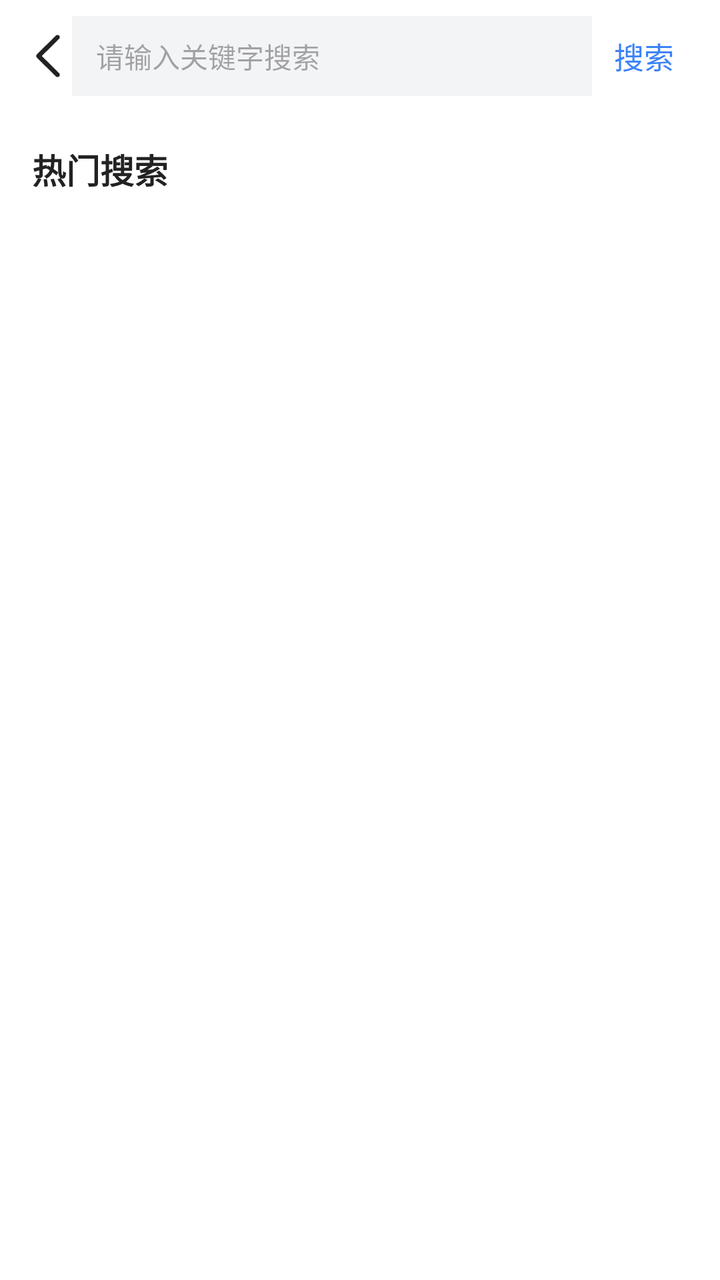
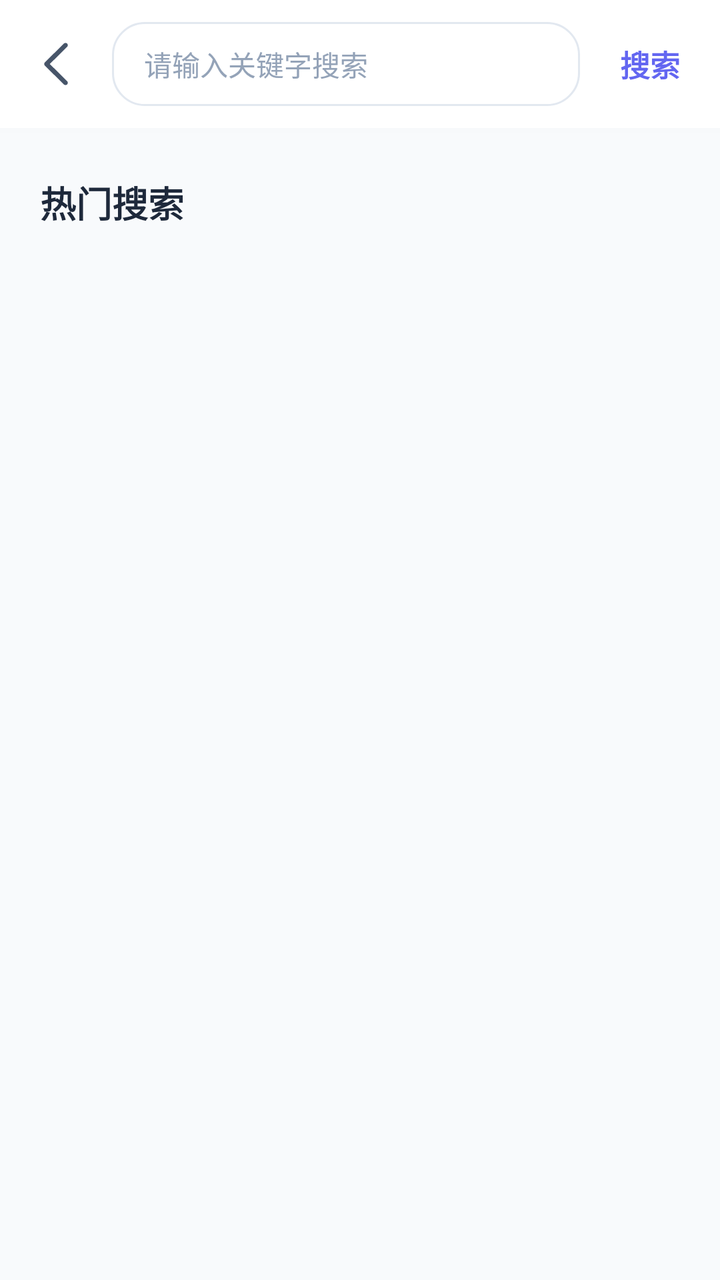

An Android layout rendered at two revisions. The XML below is the earlier revision; the diff shows what the commit changed to produce the second picture.
<!-- AndroidManifest.xml: application theme Theme.WanAndroidByYohen -->
<!-- res/layout/fragment_search.xml -->
<?xml version="1.0" encoding="utf-8"?>
<FrameLayout xmlns:android="http://schemas.android.com/apk/res/android"
    android:layout_width="match_parent"
    android:layout_height="match_parent"
    xmlns:app="http://schemas.android.com/apk/res-auto">

    <LinearLayout
        android:id="@+id/content_group"
        android:layout_width="match_parent"
        android:layout_height="match_parent"
        android:orientation="vertical"
        android:background="#FFFFFF">

        <LinearLayout
            android:id="@+id/layout_search_bar"
            android:layout_width="match_parent"
            android:layout_height="56dp"
            android:gravity="center_vertical"
            android:orientation="horizontal"
            android:paddingStart="12dp"
            android:paddingEnd="12dp">

            <ImageView
                android:id="@+id/btn_back"
                android:layout_width="24dp"
                android:layout_height="24dp"
                android:gravity="center"
                android:src="@drawable/ic_back"
                android:scaleType="centerInside"
                app:tint="#222222" />

            <EditText
                android:id="@+id/et_keyword"
                android:layout_width="0dp"
                android:layout_height="40dp"
                android:layout_weight="1"
                android:background="#F3F4F6"
                android:hint="请输入关键字搜索"
                android:imeOptions="actionSearch"
                android:inputType="text"
                android:paddingStart="12dp"
                android:paddingEnd="12dp"
                android:singleLine="true"
                android:textColor="#222222"
                android:textSize="14sp" />

            <TextView
                android:id="@+id/tv_search"
                android:layout_width="52dp"
                android:layout_height="40dp"
                android:gravity="center"
                android:text="搜索"
                android:textColor="#3B82F6"
                android:textSize="15sp" />

        </LinearLayout>

        <LinearLayout
            android:id="@+id/layout_hot_key"
            android:layout_width="match_parent"
            android:layout_height="wrap_content"
            android:orientation="vertical"
            android:padding="16dp">

            <TextView
                android:id="@+id/tv_hot_key_title"
                android:layout_width="match_parent"
                android:layout_height="wrap_content"
                android:text="热门搜索"
                android:textColor="#222222"
                android:textSize="17sp"
                android:textStyle="bold" />

            <androidx.recyclerview.widget.RecyclerView
                android:id="@+id/rv_hot_keys"
                android:layout_width="match_parent"
                android:layout_height="wrap_content"
                android:layout_marginTop="12dp"
                android:nestedScrollingEnabled="false" />

        </LinearLayout>

        <androidx.swiperefreshlayout.widget.SwipeRefreshLayout
            android:id="@+id/swipe_refresh"
            android:layout_width="match_parent"
            android:layout_height="0dp"
            android:layout_weight="1"
            android:visibility="gone">

            <androidx.recyclerview.widget.RecyclerView
                android:id="@+id/rv_articles"
                android:layout_width="match_parent"
                android:layout_height="match_parent"
                android:clipToPadding="false"
                android:padding="12dp" />

        </androidx.swiperefreshlayout.widget.SwipeRefreshLayout>

    </LinearLayout>

    <TextView
        android:id="@+id/tv_state"
        android:layout_width="wrap_content"
        android:layout_height="wrap_content"
        android:layout_gravity="center"
        android:text="加载中..."
        android:textSize="16sp"
        android:visibility="gone" />

</FrameLayout>
<!-- resources referenced by this layout -->
<resources>
  <!-- drawable ic_back (drawable) -->
  <vector xmlns:android="http://schemas.android.com/apk/res/android"
      android:height="48dp"
      android:viewportHeight="1024"
      android:viewportWidth="1024"
      android:width="48dp">
  
      <path android:fillColor="#FF000000"
          android:pathData="M714.8,962c-12.5,0 -25.1,
          -4.7 -34.7,-14.2L274.5,547.1c-9.4,-9.3 -14.7,
          -21.9 -14.7,-35.1s5.3,-25.8 14.7,-35.1L680.1,
          76.3c19.4,-19.2 50.7,-19 69.8,0.4 19.2,19.4 19,
          50.6 -0.4,69.8L379.4,512l370.1,365.5c19.4,19.2 19.6,
          50.4 0.4,69.8C740.3,957.1 727.6,962 714.8,962z"/>
  
  </vector>
  <style name="Theme.WanAndroidByYohen" parent="Base.Theme.WanAndroidByYohen" />
  <style name="Base.Theme.WanAndroidByYohen" parent="Theme.Material3.DayNight.NoActionBar">
          
          
      </style>
</resources>

<!-- the commit's change to res/layout/fragment_search.xml (unified diff, before → after) -->
@@ -1,110 +1,133 @@
 <?xml version="1.0" encoding="utf-8"?>
-<FrameLayout xmlns:android="http://schemas.android.com/apk/res/android"
+<LinearLayout xmlns:android="http://schemas.android.com/apk/res/android"
+    xmlns:app="http://schemas.android.com/apk/res-auto"
+    xmlns:tools="http://schemas.android.com/tools"
+    android:id="@+id/content_group"
     android:layout_width="match_parent"
     android:layout_height="match_parent"
-    xmlns:app="http://schemas.android.com/apk/res-auto">
+    android:background="#F8FAFC"
+    android:orientation="vertical">
 
-    <LinearLayout
-        android:id="@+id/content_group"
+    <androidx.constraintlayout.widget.ConstraintLayout
+        android:id="@+id/layout_search_bar"
         android:layout_width="match_parent"
-        android:layout_height="match_parent"
-        android:orientation="vertical"
-        android:background="#FFFFFF">
+        android:layout_height="64dp"
+        android:background="#FFFFFF"
+        android:elevation="4dp"
+        android:outlineAmbientShadowColor="#11000000"
+        android:outlineSpotShadowColor="#11000000"
+        tools:targetApi="28">
+
+        <ImageView
+            android:id="@+id/btn_back"
+            android:layout_width="48dp"
+            android:layout_height="48dp"
+            android:layout_marginStart="4dp"
+            android:background="?attr/selectableItemBackgroundBorderless"
+            android:clickable="true"
+            android:focusable="true"
+            android:padding="12dp"
+            android:src="@drawable/ic_back"
+            app:layout_constraintBottom_toBottomOf="parent"
+            app:layout_constraintStart_toStartOf="parent"
+            app:layout_constraintTop_toTopOf="parent"
+            app:tint="#475569" />
+
+        <EditText
+            android:id="@+id/et_keyword"
+            android:layout_width="0dp"
+            android:layout_height="42dp"
+            android:layout_marginStart="4dp"
+            android:layout_marginEnd="12dp"
+            android:background="@drawable/selector_input_bg"
+            android:hint="请输入关键字搜索"
+            android:imeOptions="actionSearch"
+            android:inputType="text"
+            android:paddingHorizontal="16dp"
+            android:singleLine="true"
+            android:textColor="#1E293B"
+            android:textColorHint="#94A3B8"
+            android:textSize="14sp"
+            app:layout_constraintBottom_toBottomOf="parent"
+            app:layout_constraintEnd_toStartOf="@+id/tv_search"
+            app:layout_constraintStart_toEndOf="@+id/btn_back"
+            app:layout_constraintTop_toTopOf="parent" />
+
+        <TextView
+            android:id="@+id/tv_search"
+            android:layout_width="wrap_content"
+            android:layout_height="48dp"
+            android:layout_marginEnd="12dp"
+            android:background="?attr/selectableItemBackgroundBorderless"
+            android:clickable="true"
+            android:focusable="true"
+            android:gravity="center"
+            android:paddingHorizontal="8dp"
+            android:text="搜索"
+            android:textColor="#6366F1"
+            android:textSize="15sp"
+            android:textStyle="bold"
+            app:layout_constraintBottom_toBottomOf="parent"
+            app:layout_constraintEnd_toEndOf="parent"
+            app:layout_constraintTop_toTopOf="parent" />
+
+    </androidx.constraintlayout.widget.ConstraintLayout>
+
+    <androidx.core.widget.NestedScrollView
+        android:id="@+id/layout_hot_key"
+        android:layout_width="match_parent"
+        android:layout_height="0dp"
+        android:layout_weight="1"
+        android:fillViewport="true">
 
         <LinearLayout
-            android:id="@+id/layout_search_bar"
-            android:layout_width="match_parent"
-            android:layout_height="56dp"
-            android:gravity="center_vertical"
-            android:orientation="horizontal"
-            android:paddingStart="12dp"
-            android:paddingEnd="12dp">
-
-            <ImageView
-                android:id="@+id/btn_back"
-                android:layout_width="24dp"
-                android:layout_height="24dp"
-                android:gravity="center"
-                android:src="@drawable/ic_back"
-                android:scaleType="centerInside"
-                app:tint="#222222" />
-
-            <EditText
-                android:id="@+id/et_keyword"
-                android:layout_width="0dp"
-                android:layout_height="40dp"
-                android:layout_weight="1"
-                android:background="#F3F4F6"
-                android:hint="请输入关键字搜索"
-                android:imeOptions="actionSearch"
-                android:inputType="text"
-                android:paddingStart="12dp"
-                android:paddingEnd="12dp"
-                android:singleLine="true"
-                android:textColor="#222222"
-                android:textSize="14sp" />
-
-            <TextView
-                android:id="@+id/tv_search"
-                android:layout_width="52dp"
-                android:layout_height="40dp"
-                android:gravity="center"
-                android:text="搜索"
-                android:textColor="#3B82F6"
-                android:textSize="15sp" />
-
-        </LinearLayout>
-
-        <LinearLayout
-            android:id="@+id/layout_hot_key"
             android:layout_width="match_parent"
             android:layout_height="wrap_content"
             android:orientation="vertical"
-            android:padding="16dp">
+            android:paddingHorizontal="20dp"
+            android:paddingTop="24dp">
 
             <TextView
                 android:id="@+id/tv_hot_key_title"
                 android:layout_width="match_parent"
                 android:layout_height="wrap_content"
                 android:text="热门搜索"
-                android:textColor="#222222"
-                android:textSize="17sp"
+                android:textColor="#1E293B"
+                android:textSize="18sp"
                 android:textStyle="bold" />
 
             <androidx.recyclerview.widget.RecyclerView
                 android:id="@+id/rv_hot_keys"
                 android:layout_width="match_parent"
                 android:layout_height="wrap_content"
-                android:layout_marginTop="12dp"
+                android:layout_marginTop="10dp"
                 android:nestedScrollingEnabled="false" />
 
         </LinearLayout>
+    </androidx.core.widget.NestedScrollView>
 
-        <androidx.swiperefreshlayout.widget.SwipeRefreshLayout
-            android:id="@+id/swipe_refresh"
+    <androidx.swiperefreshlayout.widget.SwipeRefreshLayout
+        android:id="@+id/swipe_refresh"
+        android:layout_width="match_parent"
+        android:layout_height="0dp"
+        android:layout_weight="1"
+        android:visibility="gone">
+
+        <com.ggg.kt.wanandroidbyyohen.ui.widget.StateFrameLayout
+            android:id="@+id/state_layout"
             android:layout_width="match_parent"
-            android:layout_height="0dp"
-            android:layout_weight="1"
-            android:visibility="gone">
+            android:layout_height="match_parent">
 
             <androidx.recyclerview.widget.RecyclerView
                 android:id="@+id/rv_articles"
                 android:layout_width="match_parent"
                 android:layout_height="match_parent"
                 android:clipToPadding="false"
-                android:padding="12dp" />
+                android:paddingTop="8dp"
+                android:paddingBottom="24dp" />
 
-        </androidx.swiperefreshlayout.widget.SwipeRefreshLayout>
+        </com.ggg.kt.wanandroidbyyohen.ui.widget.StateFrameLayout>
 
-    </LinearLayout>
+    </androidx.swiperefreshlayout.widget.SwipeRefreshLayout>
 
-    <TextView
-        android:id="@+id/tv_state"
-        android:layout_width="wrap_content"
-        android:layout_height="wrap_content"
-        android:layout_gravity="center"
-        android:text="加载中..."
-        android:textSize="16sp"
-        android:visibility="gone" />
-
-</FrameLayout>
+</LinearLayout>
<!-- resource entries referenced after the edit -->
@@ -16,6 +16,26 @@
           50.4 0.4,69.8C740.3,957.1 727.6,962 714.8,962z"/>
   
   </vector>
+  <!-- drawable selector_input_bg (drawable) -->
+  <?xml version="1.0" encoding="utf-8"?>
+  <selector xmlns:android="http://schemas.android.com/apk/res/android">
+      
+      <item android:state_focused="true">
+          <shape>
+              <corners android:radius="16dp" />
+              <solid android:color="#FFFFFF" />
+              <stroke android:width="2dp" android:color="#6366F1" />
+          </shape>
+      </item>
+      
+      <item>
+          <shape>
+              <corners android:radius="16dp" />
+              <solid android:color="#FFFFFF" />
+              <stroke android:width="1dp" android:color="#E2E8F0" />
+          </shape>
+      </item>
+  </selector>
   <style name="Theme.WanAndroidByYohen" parent="Base.Theme.WanAndroidByYohen" />
   <style name="Base.Theme.WanAndroidByYohen" parent="Theme.Material3.DayNight.NoActionBar">
           
